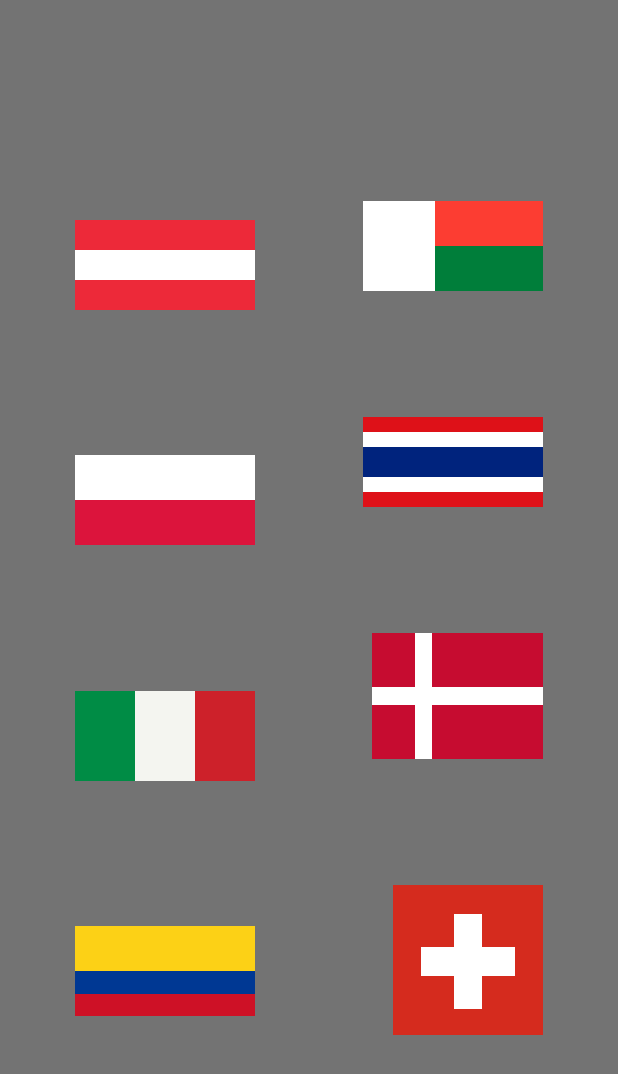
After one commit to rivavl/AndersenHomework, an Android app: the layout flags.xml on its own in the app's theme, with its tools: preview values and no code run, on a phone screen of 412 x 824 dp. The commit adds this screen. Shown: the top 1074 px of the screen. Run offline under Robolectric (Android 15) with nearby library versions, the phone set to English and light mode, and no system bars.

Commit message:
homework 3

```diff
--- a/app/build.gradle
+++ b/app/build.gradle
@@ -40,4 +40,6 @@ dependencies {
     testImplementation 'junit:junit:4.+'
     androidTestImplementation 'androidx.test.ext:junit:1.1.3'
     androidTestImplementation 'androidx.test.espresso:espresso-core:3.4.0'
+
+    implementation 'com.github.bumptech.glide:glide:4.13.0'
 }
--- a/app/src/main/AndroidManifest.xml
+++ b/app/src/main/AndroidManifest.xml
@@ -1,6 +1,8 @@
 <?xml version="1.0" encoding="utf-8"?>
 <manifest xmlns:android="http://schemas.android.com/apk/res/android"
     package="com.marina.andersenhomework">
+
+    <uses-permission android:name="android.permission.INTERNET" />
 
     <application
         android:allowBackup="true"
--- a/app/src/main/java/com/marina/andersenhomework/MainActivity.kt
+++ b/app/src/main/java/com/marina/andersenhomework/MainActivity.kt
@@ -1,11 +1,85 @@
 package com.marina.andersenhomework
 
+import android.graphics.drawable.Drawable
+import android.os.Bundle
+import android.text.Editable
+import android.text.TextWatcher
+import android.widget.EditText
+import android.widget.ImageView
+import android.widget.Toast
 import androidx.appcompat.app.AppCompatActivity
-import android.os.Bundle
+import com.bumptech.glide.Glide
+import com.bumptech.glide.load.DataSource
+import com.bumptech.glide.load.engine.DiskCacheStrategy
+import com.bumptech.glide.load.engine.GlideException
+import com.bumptech.glide.request.RequestListener
+import com.bumptech.glide.request.target.Target
 
 class MainActivity : AppCompatActivity() {
+
+    private lateinit var imageView: ImageView
+    private lateinit var editText: EditText
+
     override fun onCreate(savedInstanceState: Bundle?) {
         super.onCreate(savedInstanceState)
         setContentView(R.layout.activity_main)
+
+        initializeView()
+
+        editText.addTextChangedListener(object : TextWatcher {
+
+            override fun beforeTextChanged(p0: CharSequence?, p1: Int, p2: Int, p3: Int) {
+            }
+
+            override fun onTextChanged(p0: CharSequence?, p1: Int, p2: Int, p3: Int) {
+            }
+
+            override fun afterTextChanged(p0: Editable?) {
+                loadImage(editText.text.toString(), imageView)
+            }
+
+        })
+    }
+
+    private fun initializeView() {
+        imageView = findViewById(R.id.image_view)
+        editText = findViewById(R.id.edit_text)
+    }
+
+    private fun loadImage(url: String, imageView: ImageView) {
+        Glide.with(this)
+            .load(url)
+            .listener(object : RequestListener<Drawable> {
+                override fun onLoadFailed(
+                    e: GlideException?,
+                    model: Any?,
+                    target: Target<Drawable>?,
+                    isFirstResource: Boolean
+                ): Boolean {
+                    if (URL_REGEX.toRegex().matches(url)) {
+                        Toast.makeText(this@MainActivity, "Loading error", Toast.LENGTH_SHORT).show()
+                    }
+                    return false
+                }
+
+                override fun onResourceReady(
+                    resource: Drawable?,
+                    model: Any?,
+                    target: Target<Drawable>?,
+                    dataSource: DataSource?,
+                    isFirstResource: Boolean
+                ): Boolean {
+                    return false
+                }
+
+            })
+            .skipMemoryCache(true)
+            .diskCacheStrategy(DiskCacheStrategy.NONE)
+            .into(imageView)
+
+    }
+
+    companion object {
+        private const val URL_REGEX = "https?://picsum.photos[1234567890/]{2,}"
     }
 }
--- a/app/src/main/res/layout/activity_main.xml
+++ b/app/src/main/res/layout/activity_main.xml
@@ -6,13 +6,42 @@
     android:layout_height="match_parent"
     tools:context=".MainActivity">
 
-    <TextView
-        android:layout_width="wrap_content"
-        android:layout_height="wrap_content"
-        android:text="Hello World!"
+    <androidx.cardview.widget.CardView
+        android:id="@+id/card_view"
+        android:layout_width="@dimen/card_view_dim"
+        android:layout_height="@dimen/card_view_dim"
+        android:layout_marginVertical="@dimen/image_margin"
+        android:elevation="@dimen/elevation"
+        app:cardCornerRadius="@dimen/card_corner_radius"
         app:layout_constraintBottom_toBottomOf="parent"
-        app:layout_constraintLeft_toLeftOf="parent"
-        app:layout_constraintRight_toRightOf="parent"
-        app:layout_constraintTop_toTopOf="parent" />
+        app:layout_constraintEnd_toEndOf="parent"
+        app:layout_constraintStart_toStartOf="parent"
+        app:layout_constraintTop_toTopOf="parent">
+
+        <ImageView
+            android:id="@+id/image_view"
+            android:layout_width="match_parent"
+            android:layout_height="match_parent"
+            android:contentDescription="@string/image_desc"
+            android:scaleType="centerCrop" />
+    </androidx.cardview.widget.CardView>
+
+
+    <EditText
+        android:id="@+id/edit_text"
+        android:layout_width="match_parent"
+        android:layout_height="64dp"
+        android:layout_marginTop="40dp"
+        android:background="@color/light_gray"
+        android:elevation="1dp"
+        android:layout_marginHorizontal="@dimen/et_margin"
+        android:hint="@string/hint_et"
+        android:padding="10dp"
+        android:textColor="@color/dark_gray"
+        app:layout_constraintBottom_toBottomOf="parent"
+        app:layout_constraintEnd_toEndOf="@id/card_view"
+        app:layout_constraintStart_toStartOf="@id/card_view"
+        app:layout_constraintTop_toBottomOf="@id/card_view"
+        android:autofillHints="" />
 
 </androidx.constraintlayout.widget.ConstraintLayout>
--- /dev/null
+++ b/app/src/main/res/layout/flags.xml
@@ -0,0 +1,355 @@
+<?xml version="1.0" encoding="utf-8"?>
+<androidx.constraintlayout.widget.ConstraintLayout xmlns:android="http://schemas.android.com/apk/res/android"
+    xmlns:app="http://schemas.android.com/apk/res-auto"
+    android:layout_width="match_parent"
+    android:layout_height="match_parent"
+    android:background="@color/dark_gray"
+    android:padding="50dp">
+
+    <LinearLayout
+        android:id="@+id/austria"
+        android:layout_width="120dp"
+        android:layout_height="60dp"
+        android:orientation="vertical"
+
+        app:layout_constraintBottom_toTopOf="@id/poland"
+        app:layout_constraintStart_toStartOf="parent"
+        app:layout_constraintTop_toTopOf="parent">
+
+        <FrameLayout
+            android:layout_width="match_parent"
+            android:layout_height="20dp"
+            android:layout_weight="1"
+            android:background="@color/red_austria" />
+
+        <FrameLayout
+            android:layout_width="match_parent"
+            android:layout_height="20dp"
+            android:layout_weight="1"
+            android:background="@color/white" />
+
+        <FrameLayout
+            android:layout_width="match_parent"
+            android:layout_height="20dp"
+            android:layout_weight="1"
+            android:background="@color/red_austria" />
+    </LinearLayout>
+
+    <LinearLayout
+        android:id="@+id/poland"
+        android:layout_width="120dp"
+        android:layout_height="60dp"
+        android:orientation="vertical"
+        app:layout_constraintBottom_toTopOf="@id/italy"
+        app:layout_constraintStart_toStartOf="parent"
+        app:layout_constraintTop_toBottomOf="@id/austria">
+
+        <FrameLayout
+            android:layout_width="match_parent"
+            android:layout_height="30dp"
+            android:layout_weight="1"
+            android:background="@color/white" />
+
+        <FrameLayout
+            android:layout_width="match_parent"
+            android:layout_height="30dp"
+            android:layout_weight="1"
+            android:background="@color/red_poland" />
+    </LinearLayout>
+
+    <LinearLayout
+        android:id="@+id/italy"
+        android:layout_width="120dp"
+        android:layout_height="60dp"
+        android:baselineAligned="false"
+        android:orientation="horizontal"
+        app:layout_constraintBottom_toTopOf="@id/colombia"
+        app:layout_constraintStart_toStartOf="parent"
+        app:layout_constraintTop_toBottomOf="@id/poland">
+
+        <FrameLayout
+            android:layout_width="20dp"
+            android:layout_height="match_parent"
+            android:layout_weight="1"
+            android:background="@color/green_italy" />
+
+        <FrameLayout
+            android:layout_width="20dp"
+            android:layout_height="match_parent"
+            android:layout_weight="1"
+            android:background="@color/white_italy" />
+
+        <FrameLayout
+            android:layout_width="20dp"
+            android:layout_height="match_parent"
+            android:layout_weight="1"
+            android:background="@color/red_italy" />
+    </LinearLayout>
+
+    <LinearLayout
+        android:id="@+id/colombia"
+        android:layout_width="120dp"
+        android:layout_height="60dp"
+        android:orientation="vertical"
+        app:layout_constraintBottom_toBottomOf="parent"
+        app:layout_constraintStart_toStartOf="parent"
+        app:layout_constraintTop_toBottomOf="@id/italy">
+
+        <FrameLayout
+            android:layout_width="match_parent"
+            android:layout_height="30dp"
+            android:layout_weight="1"
+            android:background="@color/yellow_colombia" />
+
+        <FrameLayout
+            android:layout_width="match_parent"
+            android:layout_height="15dp"
+            android:layout_weight="1"
+            android:background="@color/blue_colombia" />
+
+        <FrameLayout
+            android:layout_width="match_parent"
+            android:layout_height="15dp"
+            android:layout_weight="1"
+            android:background="@color/red_colombia" />
+    </LinearLayout>
+
+    <LinearLayout
+        android:id="@+id/madagascar"
+        android:layout_width="120dp"
+        android:layout_height="60dp"
+        android:baselineAligned="false"
+        android:orientation="horizontal"
+        app:layout_constraintBottom_toTopOf="@id/thailand"
+        app:layout_constraintEnd_toEndOf="parent"
+        app:layout_constraintTop_toTopOf="parent">
+
+        <FrameLayout
+            android:layout_width="0dp"
+            android:layout_height="match_parent"
+            android:layout_weight="1"
+            android:background="@color/white" />
+
+        <LinearLayout
+            android:layout_width="72dp"
+            android:layout_height="match_parent"
+            android:orientation="vertical">
+
+            <FrameLayout
+                android:layout_width="match_parent"
+                android:layout_height="30dp"
+                android:layout_weight="1"
+                android:background="@color/red_madagascar" />
+
+            <FrameLayout
+                android:layout_width="match_parent"
+                android:layout_height="30dp"
+                android:layout_weight="1"
+                android:background="@color/green_madagascar" />
+        </LinearLayout>
+
+    </LinearLayout>
+
+    <LinearLayout
+        android:id="@+id/thailand"
+        android:layout_width="120dp"
+        android:layout_height="60dp"
+        android:orientation="vertical"
+        app:layout_constraintBottom_toTopOf="@id/denmark"
+        app:layout_constraintEnd_toEndOf="parent"
+        app:layout_constraintTop_toBottomOf="@id/madagascar">
+
+        <FrameLayout
+            android:layout_width="match_parent"
+            android:layout_height="10dp"
+            android:layout_weight="1"
+            android:background="@color/red_thailand" />
+
+        <FrameLayout
+            android:layout_width="match_parent"
+            android:layout_height="10dp"
+            android:layout_weight="1"
+            android:background="@color/white" />
+
+        <FrameLayout
+            android:layout_width="match_parent"
+            android:layout_height="20dp"
+            android:layout_weight="1"
+            android:background="@color/blue_thailand" />
+
+        <FrameLayout
+            android:layout_width="match_parent"
+            android:layout_height="10dp"
+            android:layout_weight="1"
+            android:background="@color/white" />
+
+        <FrameLayout
+            android:layout_width="match_parent"
+            android:layout_height="10dp"
+            android:layout_weight="1"
+            android:background="@color/red_thailand" />
+    </LinearLayout>
+
+    <LinearLayout
+        android:id="@+id/denmark"
+        android:layout_width="114dp"
+        android:layout_height="84dp"
+        android:orientation="vertical"
+        app:layout_constraintBottom_toTopOf="@id/switzerland"
+        app:layout_constraintEnd_toEndOf="parent"
+        app:layout_constraintTop_toBottomOf="@id/thailand">
+
+        <LinearLayout
+            android:layout_width="match_parent"
+            android:layout_height="36dp"
+            android:baselineAligned="false">
+
+            <FrameLayout
+                android:layout_width="29dp"
+                android:layout_height="match_parent"
+                android:layout_weight="1"
+                android:background="@color/red_denmark" />
+
+            <FrameLayout
+                android:layout_width="12dp"
+                android:layout_height="match_parent"
+                android:layout_weight="1"
+                android:background="@color/white" />
+
+            <FrameLayout
+                android:layout_width="75dp"
+                android:layout_height="match_parent"
+                android:layout_weight="1"
+                android:background="@color/red_denmark" />
+        </LinearLayout>
+
+        <LinearLayout
+            android:layout_width="match_parent"
+            android:layout_height="12dp"
+            android:background="@color/white" />
+
+        <LinearLayout
+            android:layout_width="match_parent"
+            android:layout_height="36dp"
+            android:baselineAligned="false">
+
+            <FrameLayout
+                android:layout_width="29dp"
+                android:layout_height="match_parent"
+                android:layout_weight="1"
+                android:background="@color/red_denmark" />
+
+            <FrameLayout
+                android:layout_width="12dp"
+                android:layout_height="match_parent"
+                android:layout_weight="1"
+                android:background="@color/white" />
+
+            <FrameLayout
+                android:layout_width="75dp"
+                android:layout_height="match_parent"
+                android:layout_weight="1"
+                android:background="@color/red_denmark" />
+        </LinearLayout>
+
+    </LinearLayout>
+
+    <LinearLayout
+        android:id="@+id/switzerland"
+        android:layout_width="100dp"
+        android:layout_height="100dp"
+        android:orientation="vertical"
+        app:layout_constraintBottom_toBottomOf="parent"
+        app:layout_constraintEnd_toEndOf="parent"
+        app:layout_constraintTop_toBottomOf="@id/denmark">
+
+        <LinearLayout
+            android:layout_width="match_parent"
+            android:layout_height="19dp"
+            android:background="@color/red_switzerland"
+            android:orientation="horizontal" />
+
+        <LinearLayout
+            android:layout_width="match_parent"
+            android:layout_height="22dp"
+            android:baselineAligned="false"
+            android:orientation="horizontal">
+
+            <FrameLayout
+                android:layout_width="41dp"
+                android:layout_height="match_parent"
+                android:layout_weight="1"
+                android:background="@color/red_switzerland" />
+
+            <FrameLayout
+                android:layout_width="19dp"
+                android:layout_height="match_parent"
+                android:layout_weight="1"
+                android:background="@color/white" />
+
+            <FrameLayout
+                android:layout_width="41dp"
+                android:layout_height="match_parent"
+                android:layout_weight="1"
+                android:background="@color/red_switzerland" />
+        </LinearLayout>
+
+        <LinearLayout
+            android:layout_width="match_parent"
+            android:layout_height="19dp"
+            android:baselineAligned="false"
+            android:orientation="horizontal">
+
+            <FrameLayout
+                android:layout_width="19dp"
+                android:layout_height="match_parent"
+                android:layout_weight="1"
+                android:background="@color/red_switzerland" />
+
+            <FrameLayout
+                android:layout_width="63dp"
+                android:layout_height="match_parent"
+                android:layout_weight="1"
+                android:background="@color/white" />
+
+            <FrameLayout
+                android:layout_width="19dp"
+                android:layout_height="match_parent"
+                android:layout_weight="1"
+                android:background="@color/red_switzerland" />
+        </LinearLayout>
+
+        <LinearLayout
+            android:layout_width="match_parent"
+            android:layout_height="22dp"
+            android:baselineAligned="false"
+            android:orientation="horizontal">
+
+            <FrameLayout
+                android:layout_width="41dp"
+                android:layout_height="match_parent"
+                android:layout_weight="1"
+                android:background="@color/red_switzerland" />
+
+            <FrameLayout
+                android:layout_width="19dp"
+                android:layout_height="match_parent"
+                android:layout_weight="1"
+                android:background="@color/white" />
+
+            <FrameLayout
+                android:layout_width="41dp"
+                android:layout_height="match_parent"
+                android:layout_weight="1"
+                android:background="@color/red_switzerland" />
+        </LinearLayout>
+
+        <LinearLayout
+            android:layout_width="match_parent"
+            android:layout_height="19dp"
+            android:background="@color/red_switzerland"
+            android:orientation="horizontal" />
+
+    </LinearLayout>
+
+</androidx.constraintlayout.widget.ConstraintLayout>
--- a/app/src/main/res/values/colors.xml
+++ b/app/src/main/res/values/colors.xml
@@ -7,4 +7,30 @@
     <color name="teal_700">#FF018786</color>
     <color name="black">#FF000000</color>
     <color name="white">#FFFFFFFF</color>
+
+    <color name="red_austria">#ED2939</color>
+
+    <color name="green_italy">#008C45</color>
+    <color name="white_italy">#F4F5F0</color>
+    <color name="red_italy">#CD212A</color>
+
+    <color name="red_madagascar">#FC3D32</color>
+    <color name="green_madagascar">#007E3A</color>
+
+    <color name="red_thailand">#DE1118</color>
+    <color name="blue_thailand">#00237D</color>
+
+    <color name="red_denmark">#C60C30</color>
+
+    <color name="red_switzerland">#D52B1E</color>
+
+    <color name="yellow_colombia">#FCD116</color>
+    <color name="blue_colombia">#003893</color>
+    <color name="red_colombia">#CE1126</color>
+
+    <color name="red_poland">#DC143C</color>
+
+    <color name="dark_gray">#737373</color>
+    <color name="light_gray">#F1F1F1</color>
+
 </resources>
--- /dev/null
+++ b/app/src/main/res/values/dimens.xml
@@ -0,0 +1,9 @@
+<?xml version="1.0" encoding="utf-8"?>
+<resources>
+    <dimen name="image_margin">170dp</dimen>
+    <dimen name="card_view_dim">320dp</dimen>
+    <dimen name="elevation">2dp</dimen>
+    <dimen name="card_corner_radius">20dp</dimen>
+    <dimen name="margin">20dp</dimen>
+    <dimen name="et_margin">30dp</dimen>
+</resources>
--- a/app/src/main/res/values/strings.xml
+++ b/app/src/main/res/values/strings.xml
@@ -1,3 +1,5 @@
 <resources>
     <string name="app_name">AndersenHomework</string>
+    <string name="hint_et">https://picsum.photos/200</string>
+    <string name="image_desc">Image</string>
 </resources>
```
Also changed, not shown: 1 other file.
